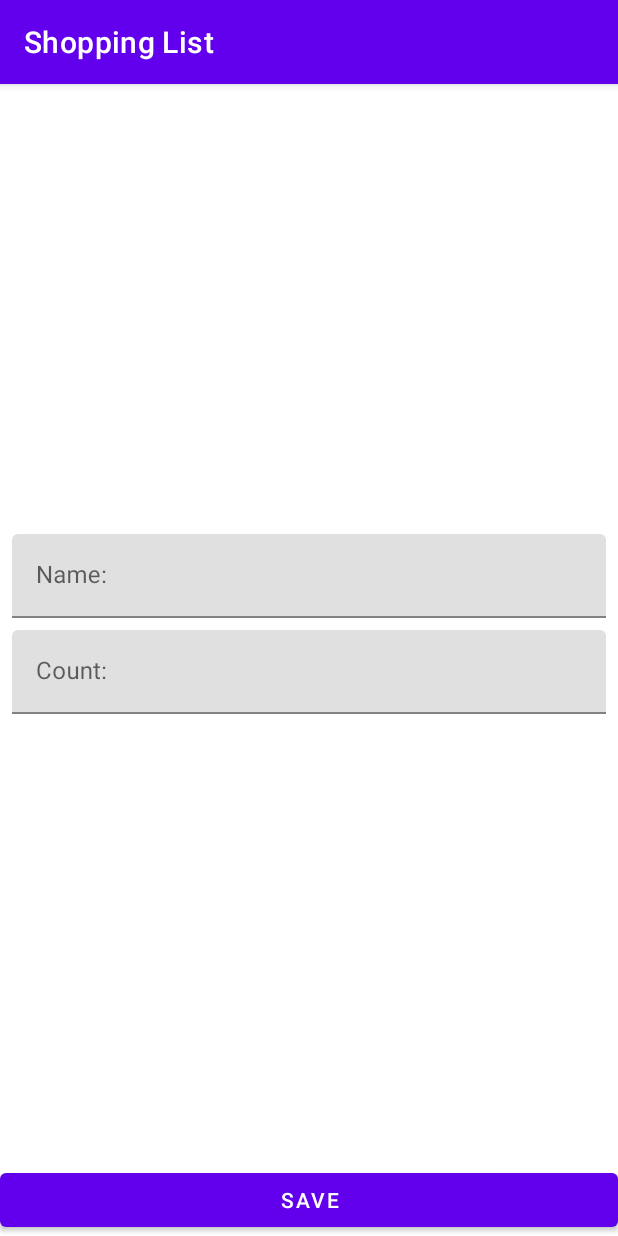
After one commit to GamZan/ShoppingList, an Android app: the fragment ShopItemFragment placed in its activity, on a phone screen of 412 x 824 dp. The commit adds this screen. Run offline under Robolectric (Android 15) with nearby library versions, the phone set to English and light mode, and no system bars; 6 statements that could not run were skipped.

Commit message:
Finish creating fragment

```diff
--- a/app/src/main/java/com/example/shoppinglist/data/ShopListRepositoryImpl.kt
+++ b/app/src/main/java/com/example/shoppinglist/data/ShopListRepositoryImpl.kt
@@ -17,7 +17,7 @@ object ShopListRepositoryImpl: ShopListRepository {
     private var autoIncrementId = 0
 
     init {
-        for (i in 0 until 1000) {
+        for (i in 0 until 10) {
             val item = ShopItem("Name $i", i, Random.nextBoolean())
             addShopItem(item)
         }
--- /dev/null
+++ b/app/src/main/java/com/example/shoppinglist/presentation/ShopItemFragment.kt
@@ -0,0 +1,194 @@
+package com.example.shoppinglist.presentation
+
+import android.content.Context
+import android.content.Intent
+import android.os.Bundle
+import android.text.Editable
+import android.text.TextWatcher
+import android.view.LayoutInflater
+import android.view.View
+import android.view.ViewGroup
+import android.widget.Button
+import android.widget.EditText
+import androidx.fragment.app.Fragment
+import androidx.lifecycle.ViewModelProvider
+import com.example.shoppinglist.R
+import com.example.shoppinglist.domain.ShopItem
+
+import com.google.android.material.textfield.TextInputLayout
+
+class ShopItemFragment : Fragment() {
+
+    private lateinit var viewModel: ShopItemViewModel
+    private lateinit var onEditingFinishedListener: OnEditingFinishedListener
+
+    private lateinit var tilName: TextInputLayout
+    private lateinit var tilCount: TextInputLayout
+    private lateinit var etName: EditText
+    private lateinit var etCount: EditText
+    private lateinit var buttonSave: Button
+
+    private var screenMode: String = MODE_UNKNOWN
+    private var shopItemId: Int = ShopItem.UNDEFINED_ID
+
+    override fun onAttach(context: Context) {
+        super.onAttach(context)
+        if (context is OnEditingFinishedListener) {
+            onEditingFinishedListener = context
+        } else {
+            throw java.lang.RuntimeException("Activity must implement OnEditingFinishedListener")
+        }
+    }
+
+    override fun onCreate(savedInstanceState: Bundle?) {
+        super.onCreate(savedInstanceState)
+        parseParams()
+    }
+
+
+    override fun onCreateView(
+        inflater: LayoutInflater,
+        container: ViewGroup?,
+        savedInstanceState: Bundle?
+    ): View? {
+        return inflater.inflate(R.layout.fragment_shop_item, container, false)
+    }
+
+    override fun onViewCreated(view: View, savedInstanceState: Bundle?) {
+        super.onViewCreated(view, savedInstanceState)
+        viewModel = ViewModelProvider(this)[ShopItemViewModel::class.java]
+        initViews(view)
+        addTextChangeListeners()
+        launchRightMode()
+        observeViewModel()
+    }
+
+
+    private fun observeViewModel() {
+        viewModel.errorInputCount.observe(viewLifecycleOwner) {
+            val message = if (it) {
+                getString(R.string.error_input_count)
+            } else {
+                null
+            }
+            tilCount.error = message
+        }
+        viewModel.errorInputName.observe(viewLifecycleOwner) {
+            val message = if (it) {
+                getString(R.string.error_input_name)
+            } else {
+                null
+            }
+            tilName.error = message
+        }
+        viewModel.shouldCloseScreen.observe(viewLifecycleOwner) {
+            onEditingFinishedListener.onEditingFinished()
+        }
+    }
+
+    private fun launchRightMode() {
+        when (screenMode) {
+            MODE_EDIT -> launchEditMode()
+            MODE_ADD -> launchAddMode()
+        }
+    }
+
+    private fun addTextChangeListeners() {
+        etName.addTextChangedListener(object : TextWatcher {
+            override fun beforeTextChanged(s: CharSequence?, start: Int, count: Int, after: Int) {
+            }
+
+            override fun onTextChanged(s: CharSequence?, start: Int, before: Int, count: Int) {
+                viewModel.resetErrorInputName()
+            }
+
+            override fun afterTextChanged(s: Editable?) {
+            }
+        })
+        etCount.addTextChangedListener(object : TextWatcher {
+            override fun beforeTextChanged(s: CharSequence?, start: Int, count: Int, after: Int) {
+            }
+
+            override fun onTextChanged(s: CharSequence?, start: Int, before: Int, count: Int) {
+                viewModel.resetErrorInputCount()
+            }
+
+            override fun afterTextChanged(s: Editable?) {
+            }
+        })
+    }
+
+    private fun launchEditMode() {
+        viewModel.getShopItem(shopItemId)
+        viewModel.shopItem.observe(viewLifecycleOwner) {
+            etName.setText(it.name)
+            etCount.setText(it.count.toString())
+        }
+        buttonSave.setOnClickListener {
+            viewModel.editShopItem(etName.text?.toString(), etCount.text?.toString())
+        }
+    }
+
+    private fun launchAddMode() {
+        buttonSave.setOnClickListener {
+            viewModel.addShopItem(etName.text?.toString(), etCount.text?.toString())
+        }
+    }
+
+    private fun parseParams() {
+        val args = requireArguments()
+        if (!args.containsKey(SCREEN_MODE)) {
+            throw RuntimeException("Param screen mode is absent")
+        }
+        val mode = args.getString(SCREEN_MODE)
+        if (mode != MODE_EDIT && mode != MODE_ADD) {
+            throw RuntimeException("Unknown screen mode $mode")
+        }
+        screenMode = mode
+        if (screenMode == MODE_EDIT) {
+            if (!args.containsKey(SHOP_ITEM_ID)) {
+                throw RuntimeException("Param shop item id is absent")
+            }
+            shopItemId = args.getInt(SHOP_ITEM_ID, ShopItem.UNDEFINED_ID)
+        }
+    }
+
+    private fun initViews(view: View) {
+        tilName = view.findViewById(R.id.til_name)
+        tilCount = view.findViewById(R.id.til_count)
+        etName = view.findViewById(R.id.et_name)
+        etCount = view.findViewById(R.id.et_count)
+        buttonSave = view.findViewById(R.id.save_button)
+    }
+
+    interface OnEditingFinishedListener {
+
+        fun onEditingFinished()
+    }
+
+    companion object {
+
+        private const val SCREEN_MODE = "extra_mode"
+        private const val SHOP_ITEM_ID = "extra_shop_item_id"
+        private const val MODE_EDIT = "mode_edit"
+        private const val MODE_ADD = "mode_add"
+        private const val MODE_UNKNOWN = ""
+
+        fun newInstanceAddItem(): ShopItemFragment {
+            return ShopItemFragment().apply {
+                arguments = Bundle().apply {
+                    putString(SCREEN_MODE, MODE_ADD)
+                }
+            }
+        }
+
+        fun newInstanceEditItem(shopItemId: Int): ShopItemFragment {
+            return ShopItemFragment().apply {
+                arguments = Bundle().apply {
+                    putString(SCREEN_MODE, MODE_EDIT)
+                    putInt(SHOP_ITEM_ID, shopItemId)
+                }
+            }
+        }
+    }
+}
--- a/app/src/main/res/layout/activity_shop_item.xml
+++ b/app/src/main/res/layout/activity_shop_item.xml
@@ -1,58 +1,9 @@
 <?xml version="1.0" encoding="utf-8"?>
-<androidx.constraintlayout.widget.ConstraintLayout xmlns:android="http://schemas.android.com/apk/res/android"
-    xmlns:app="http://schemas.android.com/apk/res-auto"
+<androidx.fragment.app.FragmentContainerView
+    xmlns:android="http://schemas.android.com/apk/res/android"
     xmlns:tools="http://schemas.android.com/tools"
+    android:id="@+id/shop_item_container"
     android:layout_width="match_parent"
     android:layout_height="match_parent"
-    tools:context=".presentation.ShopItemActivity">
-
-    <com.google.android.material.textfield.TextInputLayout
-        android:id="@+id/til_name"
-        android:layout_width="0dp"
-        android:layout_height="wrap_content"
-        android:layout_marginStart="8dp"
-        android:layout_marginEnd="8dp"
-        android:layout_marginBottom="4dp"
-        app:layout_constraintBottom_toTopOf="@+id/til_count"
-        app:layout_constraintEnd_toEndOf="parent"
-        app:layout_constraintStart_toStartOf="parent"
-        app:layout_constraintTop_toTopOf="parent"
-        app:layout_constraintVertical_chainStyle="packed">
-
-        <com.google.android.material.textfield.TextInputEditText
-            android:id="@+id/et_name"
-            android:layout_width="match_parent"
-            android:layout_height="wrap_content"
-            android:hint="Name:"
-            android:inputType="textCapWords" />
-    </com.google.android.material.textfield.TextInputLayout>
-
-    <com.google.android.material.textfield.TextInputLayout
-        android:id="@+id/til_count"
-        android:layout_width="0dp"
-        android:layout_height="wrap_content"
-        android:layout_marginStart="8dp"
-        android:layout_marginTop="4dp"
-        android:layout_marginEnd="8dp"
-        app:layout_constraintBottom_toTopOf="@+id/save_button"
-        app:layout_constraintEnd_toEndOf="parent"
-        app:layout_constraintStart_toStartOf="parent"
-        app:layout_constraintTop_toBottomOf="@id/til_name">
-
-        <com.google.android.material.textfield.TextInputEditText
-            android:id="@+id/et_count"
-            android:layout_width="match_parent"
-            android:layout_height="wrap_content"
-            android:hint="Count:"
-            android:inputType="number" />
-    </com.google.android.material.textfield.TextInputLayout>
-
-    <Button
-        android:id="@+id/save_button"
-        android:layout_width="0dp"
-        android:layout_height="wrap_content"
-        android:text="Save"
-        app:layout_constraintBottom_toBottomOf="parent"
-        app:layout_constraintEnd_toEndOf="parent"
-        app:layout_constraintStart_toStartOf="parent" />
-</androidx.constraintlayout.widget.ConstraintLayout>
+    tools:context=".presentation.ShopItemActivity"
+    tools:layout="@layout/fragment_shop_item" />
--- /dev/null
+++ b/app/src/main/res/layout/fragment_shop_item.xml
@@ -0,0 +1,58 @@
+<?xml version="1.0" encoding="utf-8"?>
+<androidx.constraintlayout.widget.ConstraintLayout xmlns:android="http://schemas.android.com/apk/res/android"
+    xmlns:app="http://schemas.android.com/apk/res-auto"
+    xmlns:tools="http://schemas.android.com/tools"
+    android:layout_width="match_parent"
+    android:layout_height="match_parent"
+    tools:context=".presentation.ShopItemFragment">
+
+    <com.google.android.material.textfield.TextInputLayout
+        android:id="@+id/til_name"
+        android:layout_width="0dp"
+        android:layout_height="wrap_content"
+        android:layout_marginStart="8dp"
+        android:layout_marginEnd="8dp"
+        android:layout_marginBottom="4dp"
+        app:layout_constraintBottom_toTopOf="@+id/til_count"
+        app:layout_constraintEnd_toEndOf="parent"
+        app:layout_constraintStart_toStartOf="parent"
+        app:layout_constraintTop_toTopOf="parent"
+        app:layout_constraintVertical_chainStyle="packed">
+
+        <com.google.android.material.textfield.TextInputEditText
+            android:id="@+id/et_name"
+            android:layout_width="match_parent"
+            android:layout_height="wrap_content"
+            android:hint="Name:"
+            android:inputType="textCapWords" />
+    </com.google.android.material.textfield.TextInputLayout>
+
+    <com.google.android.material.textfield.TextInputLayout
+        android:id="@+id/til_count"
+        android:layout_width="0dp"
+        android:layout_height="wrap_content"
+        android:layout_marginStart="8dp"
+        android:layout_marginTop="4dp"
+        android:layout_marginEnd="8dp"
+        app:layout_constraintBottom_toTopOf="@+id/save_button"
+        app:layout_constraintEnd_toEndOf="parent"
+        app:layout_constraintStart_toStartOf="parent"
+        app:layout_constraintTop_toBottomOf="@id/til_name">
+
+        <com.google.android.material.textfield.TextInputEditText
+            android:id="@+id/et_count"
+            android:layout_width="match_parent"
+            android:layout_height="wrap_content"
+            android:hint="Count:"
+            android:inputType="number" />
+    </com.google.android.material.textfield.TextInputLayout>
+
+    <Button
+        android:id="@+id/save_button"
+        android:layout_width="0dp"
+        android:layout_height="wrap_content"
+        android:text="Save"
+        app:layout_constraintBottom_toBottomOf="parent"
+        app:layout_constraintEnd_toEndOf="parent"
+        app:layout_constraintStart_toStartOf="parent" />
+</androidx.constraintlayout.widget.ConstraintLayout>
```
Also changed, not shown: app/src/main/java/com/example/shoppinglist/presentation/MainActivity.kt (+36 -7 lines), app/src/main/java/com/example/shoppinglist/presentation/ShopItemActivity.kt (+13 -93 lines), app/src/main/res/layout-land/activity_main.xml (added, +48 -0 lines).
